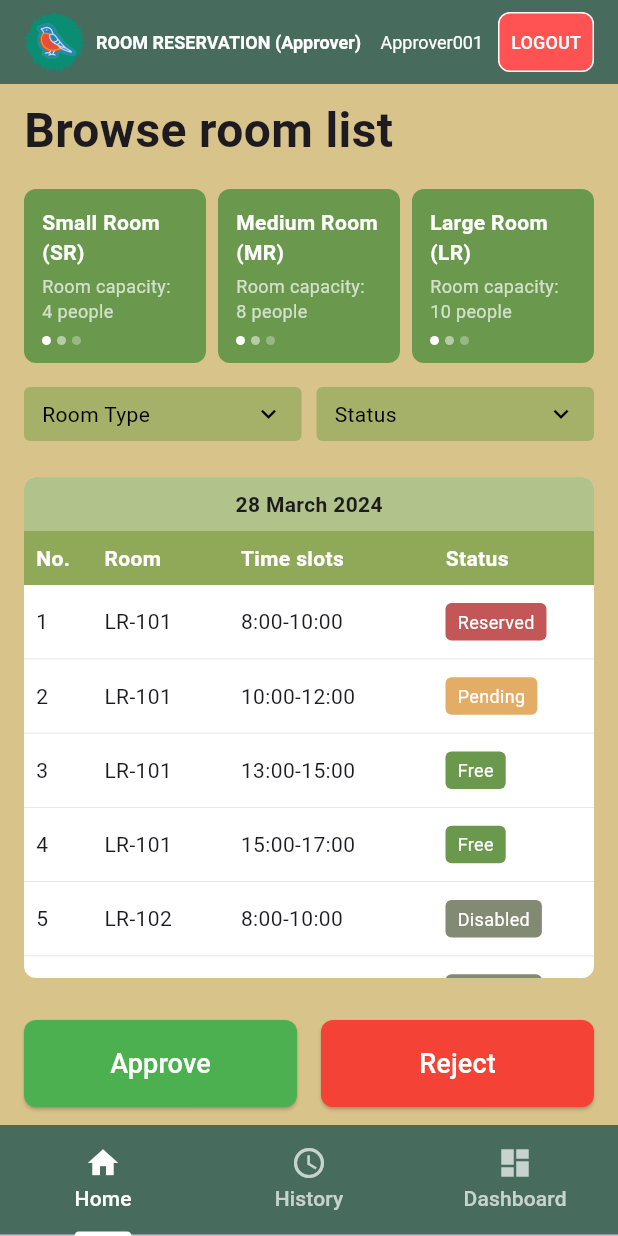
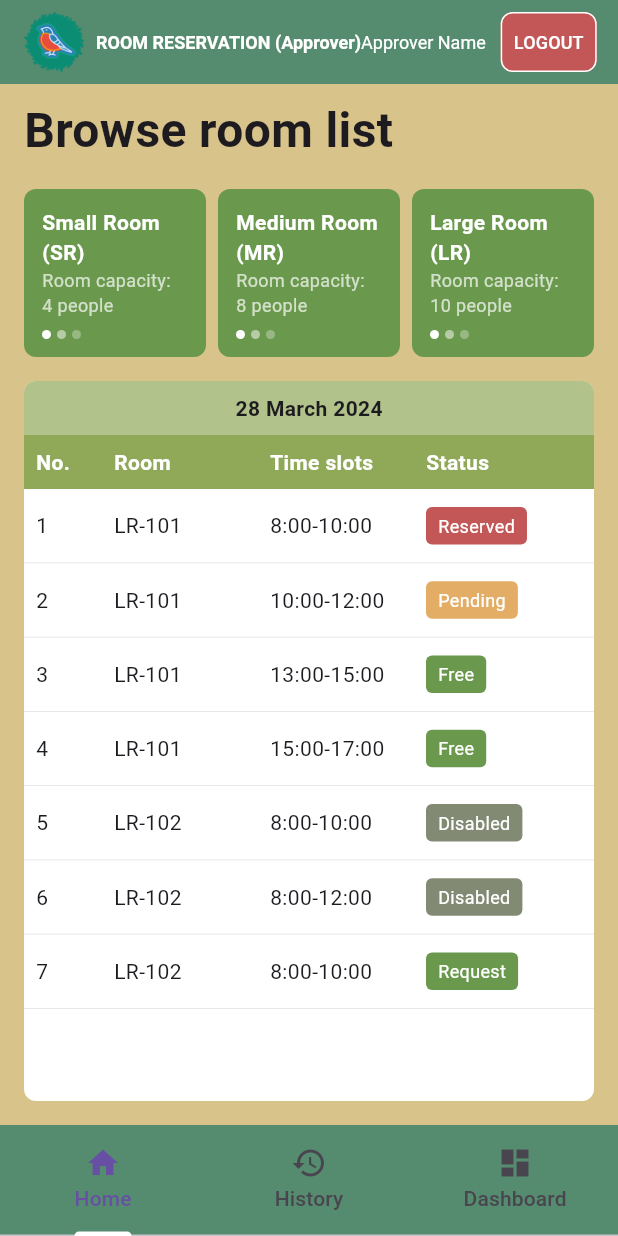
Before and after one commit to 6631501042/mobile_project, a Flutter app: the BrowseRoomListApprover screen opened directly, on a phone screen of 412 x 824 dp. Run offline on Flutter 3.47's test engine with Material 3 defaults, Android fonts, the light colour scheme and no system bars.

Commit message:
Fix UI On Browse room list Page and delete button approve/reject on approver

```diff
--- a/lib/approver/browse_room_list_approver.dart
+++ b/lib/approver/browse_room_list_approver.dart
@@ -1,30 +1,70 @@
 import 'package:flutter/material.dart';
-import '../models/room_data.dart'; // Import necessary for UserRole enum
-import '../screens/base_browse_screen.dart'; // Import BaseBrowseScreen
+import '../models/room_data.dart';
+import '../screens/base_browse_screen.dart';
 
-// คลาสหลักสำหรับหน้า Approver Role
+// --- Placeholder Widgets for Tabs ---
+
+class HistoryTab extends StatelessWidget {
+  const HistoryTab({super.key});
+  @override
+  Widget build(BuildContext context) {
+    return const Center(child: Text('History Tab Content (Approver)'));
+  }
+}
+
+class DashboardTab extends StatelessWidget {
+  const DashboardTab({super.key});
+  @override
+  Widget build(BuildContext context) {
+    // 🛑 ห่อด้วย SingleChildScrollView เพื่อแก้ไขปัญหา Overflow
+    return const SingleChildScrollView(
+        padding: EdgeInsets.all(16.0),
+        child: Column(
+          children: [
+            Text('Dashboard Tab Content (Approver)', style: TextStyle(fontSize: 24, fontWeight: FontWeight.bold)),
+            SizedBox(height: 2000), // Mock content to ensure scrolling works
+            Text('End of Dashboard'),
+          ],
+        ));
+  }
+}
+
+class HomeTabApprover extends StatelessWidget {
+  final String userName;
+  const HomeTabApprover({super.key, required this.userName});
+
+  // 🛑 ไม่จำเป็นต้องมี _buildActionButtons() หรือการส่งค่า actionButtons: null อีกต่อไป
+
+  @override
+  Widget build(BuildContext context) {
+    return BaseBrowseScreen(
+      userRole: UserRole.approver,
+      userName: userName,
+      // 🛑 ลบ actionButtons: null, ออกไป
+    );
+  }
+}
+
+// --- Main Screen ---
+
 class BrowseRoomListApprover extends StatefulWidget {
   const BrowseRoomListApprover({super.key});
-
   @override
   State<BrowseRoomListApprover> createState() => _BrowseRoomListApproverState();
 }
 
 class _BrowseRoomListApproverState extends State<BrowseRoomListApprover> {
-  final String userName = 'Approver001'; // สมมติชื่อผู้ใช้
-
-  // กำหนดสีหลักของ Role นี้
-  static const Color _primaryColor = Color(0xFF476C5E);
-  static const Color _baseColor = Color(0xFFD8C38A);
-  static const Color _logoutColor = Colors.redAccent;
+  final String userName = 'Approver Name';
+  static const Color _primaryColor = Color(0xFF558B6E); // Logo / Text color
+  static const Color _baseColor = Color(0xFFD8C38A); // Background color
+  static const Color _logoutColor = Color(0xFFC35757); // Logout Color
 
   @override
   Widget build(BuildContext context) {
     return DefaultTabController(
-      length: 3, // Home, History, Dashboard
+      length: 3,
       child: Scaffold(
         backgroundColor: _baseColor,
-
       // --- Custom AppBar ---
         appBar: AppBar(
           automaticallyImplyLeading: false,
@@ -77,19 +117,21 @@ class _BrowseRoomListApproverState extends State<BrowseRoomListApprover> {
               ),
             ],
           ),
-          // ⚠️ ไม่มี PreferredSize ด้านล่าง
+          // ⚠️ ไม่มี PreferredSize ด้านล่าง (แก้ไขตามที่คุณต้องการ)
         ),
 
         // --- TabBarView ---
-        body: TabBarView(
+        body: SafeArea(
+          child: TabBarView(
             children: [
-            // 1. Home Tab: Browse Room List + Approve/Reject
-            HomeTab(userName: userName),
+              // 1. Home Tab: Browse Room List (No action buttons now)
+              HomeTabApprover(userName: userName),
               // 2. History Tab:
               const HistoryTab(),
               // 3. Dashboard Tab:
               const DashboardTab(),
             ],
+          ),
         ),
 
         // --- Bottom Navigation Bar (TabBar) ---
@@ -97,11 +139,9 @@ class _BrowseRoomListApproverState extends State<BrowseRoomListApprover> {
           color: _primaryColor,
           child: const TabBar(
             indicatorColor: Colors.white,
-            labelColor: Colors.white,
-            unselectedLabelColor: Colors.white70,
             tabs: [
               Tab(icon: Icon(Icons.home), text: 'Home'),
-              Tab(icon: Icon(Icons.schedule), text: 'History'),
+              Tab(icon: Icon(Icons.history), text: 'History'),
               Tab(icon: Icon(Icons.dashboard), text: 'Dashboard'),
             ],
           ),
@@ -110,167 +150,3 @@ class _BrowseRoomListApproverState extends State<BrowseRoomListApprover> {
     );
   }
 }
-
-// ==========================
-// 1. Home Tab (Browse Room List + Approve/Reject)
-// ==========================
-class HomeTab extends StatelessWidget {
-  final String userName;
-  const HomeTab({super.key, required this.userName});
-
-  // ปุ่ม Approve และ Reject สำหรับ Approver
-  Widget _buildActionButtons() {
-    const Color approveColor = Colors.green;
-    const Color rejectColor = Colors.red;
-
-    return Padding(
-      padding: const EdgeInsets.symmetric(horizontal: 16.0, vertical: 12.0),
-      child: Row(
-        mainAxisAlignment: MainAxisAlignment.spaceEvenly,
-        children: [
-          Expanded(
-            child: Padding(
-              padding: const EdgeInsets.only(right: 8.0),
-              child: ElevatedButton(
-                onPressed: () {},
-                style: ElevatedButton.styleFrom(
-                  backgroundColor: approveColor,
-                  padding: const EdgeInsets.symmetric(vertical: 16),
-                  shape: RoundedRectangleBorder(borderRadius: BorderRadius.circular(8)),
-                ),
-                child: const Text('Approve', style: TextStyle(color: Colors.white, fontSize: 18)),
-              ),
-            ),
-          ),
-          Expanded(
-            child: Padding(
-              padding: const EdgeInsets.only(left: 8.0),
-              child: ElevatedButton(
-                onPressed: () {},
-                style: ElevatedButton.styleFrom(
-                  backgroundColor: rejectColor,
-                  padding: const EdgeInsets.symmetric(vertical: 16),
-                  shape: RoundedRectangleBorder(borderRadius: BorderRadius.circular(8)),
-                ),
-                child: const Text('Reject', style: TextStyle(color: Colors.white, fontSize: 18)),
-              ),
-            ),
-          ),
-        ],
-      ),
-    );
-  }
-
-  @override
-  Widget build(BuildContext context) {
-    return BaseBrowseScreen(
-      userRole: UserRole.approver,
-      userName: userName,
-      actionButtons: _buildActionButtons(),
-    );
-  }
-}
-
-// ==========================
-// 2. History Tab
-// ==========================
-class HistoryTab extends StatelessWidget {
-  const HistoryTab({super.key});
-
-  @override
-  Widget build(BuildContext context) {
-    return const Center(
-      child: Text(
-        'Approval History',
-        style: TextStyle(fontSize: 20, fontWeight: FontWeight.bold),
-      ),
-    );
-  }
-}
-
-// ==========================
-// 3. Dashboard Tab (โครงสร้างเดียวกับ Staff)
-// ==========================
-class DashboardTab extends StatelessWidget {
-  const DashboardTab({super.key});
-
-  @override
-  Widget build(BuildContext context) {
-    return SingleChildScrollView(
-      child: Center(
-        child: Column(
-          children: [
-            const SizedBox(height: 30),
-            const Text(
-              'Dashboard',
-              style: TextStyle(fontSize: 32, fontWeight: FontWeight.bold),
-            ),
-            const SizedBox(height: 10),
-            const Text(
-              '20',
-              style: TextStyle(fontSize: 28, fontWeight: FontWeight.bold),
-            ),
-            const SizedBox(height: 30),
-            Padding(
-              padding: const EdgeInsets.symmetric(horizontal: 40),
-              child: GridView.count(
-                shrinkWrap: true,
-                physics: const NeverScrollableScrollPhysics(),
-                crossAxisCount: 2,
-                crossAxisSpacing: 5,
-                mainAxisSpacing: 5,
-                children: [
-                  _card(
-                    'assets/images/free.png',
-                    'Free Slots',
-                    '5',
-                    Colors.greenAccent[100]!,
-                  ),
-                  _card(
-                    'assets/images/pending.png',
-                    'Pending Slots',
-                    '5',
-                    Colors.amberAccent[100]!,
-                  ),
-                  _card(
-                    'assets/images/reserve.png',
-                    'Reserved Slots',
-                    '7',
-                    Colors.blueAccent[100]!,
-                  ),
-                  _card(
-                    'assets/images/disable.png',
-                    'Disabled Rooms',
-                    '3',
-                    Colors.redAccent[100]!,
-                  ),
-                ],
-              ),
-            ),
-             const SizedBox(height: 30),
-          ],
-        ),
-      ),
-    );
-  }
-
-  Widget _card(String img, String title, String value, Color color) {
-    return Card(
-      color: color,
-      elevation: 4,
-      child: InkWell(
-        child: Center(
-          child: Column(
-            mainAxisAlignment: MainAxisAlignment.center,
-            children: [
-              Image.asset(img, height: 60, fit: BoxFit.cover),
-              const SizedBox(height: 10),
-              Text(title, style: const TextStyle(fontSize: 16)),
-              Text(value, style: const TextStyle(fontSize: 16)),
-            ],
-          ),
-        ),
-      ),
-    );
-  }
-}
--- a/lib/screens/base_browse_screen.dart
+++ b/lib/screens/base_browse_screen.dart
@@ -1,18 +1,16 @@
 import 'package:flutter/material.dart';
-import '../models/room_data.dart'; // แก้ไข Path แล้ว
+import '../models/room_data.dart';
 
 class BaseBrowseScreen extends StatelessWidget {
   final UserRole userRole;
   final String userName;
   final Widget? actionButtons; // ปุ่ม Add/Edit / Reserve / Approve-Reject
-  // final Widget? bottomNavBar; // ไม่จำเป็นต้องใช้ เพราะ Scaffold หลักจัดการแล้ว
 
   const BaseBrowseScreen({
     super.key,
     required this.userRole,
     required this.userName,
     this.actionButtons,
-    // this.bottomNavBar, // ลบออกจาก constructor
   });
 
   // ข้อมูลจำลอง (Mock Data)
@@ -27,30 +25,23 @@ class BaseBrowseScreen extends StatelessWidget {
   ];
 
   // กำหนดสี
-  // ⚠️ หมายเหตุ: สีเหล่านี้ควรถูกกำหนดในไฟล์หลัก (Approver, Staff) เพื่อความเป็นระเบียบ
-  // แต่ถูกเก็บไว้ที่นี่ชั่วคราวเพื่อรันโค้ด
   static const Color _cardColor = Color(0xFF6A994E);
   static const Color _tableHeaderColor = Color(0xFF90A959);
 
   @override
   Widget build(BuildContext context) {
-    // ⚠️ BaseBrowseScreen ควร return แค่เนื้อหา (Content)
-    // ลบ Scaffold, AppBar และ SafeArea ออก
-
     return Column(
       crossAxisAlignment: CrossAxisAlignment.start,
       children: [
-        // ⚠️ ลบ _buildHeader(appBarTitle) ที่มี Logo/Logout ซ้ำซ้อนออก
-
         const Padding(
           padding: EdgeInsets.only(top: 8.0, bottom: 8.0, left: 16.0),
           child: Text(
-            'Browse room list', // ใช้หัวข้อหลักนี้แทน
+            'Browse room list',
             style: TextStyle(fontSize: 32, fontWeight: FontWeight.bold),
           ),
         ),
         _buildRoomTypeCards(),
-        _buildFilterRow(),
+        // 🛑 ลบ _buildFilterRow() ออกตามความต้องการ
         Expanded(
           child: _buildRoomListTable(),
         ),
@@ -59,7 +50,7 @@ class BaseBrowseScreen extends StatelessWidget {
     );
   }
 
-  // ⚠️ ลบ _buildHeader ออก
+  // --- Widgets ย่อยที่ใช้ร่วมกัน ---
 
   Widget _buildRoomTypeCards() {
     return Padding(
@@ -79,6 +70,8 @@ class BaseBrowseScreen extends StatelessWidget {
 
   Widget _buildRoomCard(String title, String subtitle) {
     return Expanded(
+      child: ConstrainedBox( // 🛑 ใช้ ConstrainedBox เพื่อกำหนดความสูงขั้นต่ำ
+        constraints: const BoxConstraints(minHeight: 100),
         child: Container(
           padding: const EdgeInsets.all(12),
           decoration: BoxDecoration(
@@ -87,12 +80,15 @@ class BaseBrowseScreen extends StatelessWidget {
           ),
           child: Column(
             crossAxisAlignment: CrossAxisAlignment.start,
+            mainAxisAlignment: MainAxisAlignment.spaceBetween, // 🛑 จัดให้เนื้อหากระจายตามความสูง
             children: [
               Text(
                 title,
                 style: const TextStyle(color: Colors.white, fontWeight: FontWeight.bold),
               ),
-            const SizedBox(height: 4),
+              Column(
+                crossAxisAlignment: CrossAxisAlignment.start,
+                children: [
                   Text(
                     subtitle,
                     style: const TextStyle(color: Colors.white70, fontSize: 12),
@@ -106,6 +102,9 @@ class BaseBrowseScreen extends StatelessWidget {
                     ],
                   ),
                 ],
+              ),
+            ],
+          ),
         ),
       ),
     );
@@ -123,46 +122,12 @@ class BaseBrowseScreen extends StatelessWidget {
     );
   }
 
-  Widget _buildFilterRow() {
-    return Padding(
-      padding: const EdgeInsets.symmetric(horizontal: 16.0, vertical: 8.0),
-      child: Row(
-        children: [
-          Expanded(
-            child: _buildFilterButton('Room Type'),
-          ),
-          const SizedBox(width: 10),
-          Expanded(
-            child: _buildFilterButton('Status'),
-          ),
-        ],
-      ),
-    );
-  }
-
-  Widget _buildFilterButton(String title) {
-    return Container(
-      padding: const EdgeInsets.symmetric(horizontal: 12, vertical: 8),
-      decoration: BoxDecoration(
-        color: _tableHeaderColor.withOpacity(0.7),
-        borderRadius: BorderRadius.circular(4),
-      ),
-      child: Row(
-        mainAxisAlignment: MainAxisAlignment.spaceBetween,
-        children: [
-          Text(
-            title,
-            style: const TextStyle(color: Colors.black, fontSize: 14),
-          ),
-          const Icon(Icons.keyboard_arrow_down, color: Colors.black, size: 20),
-        ],
-      ),
-    );
-  }
+  // 🛑 ลบ _buildFilterRow และ _buildFilterButton ออกไปทั้งหมด
 
   Widget _buildRoomListTable() {
     return Container(
-      margin: const EdgeInsets.all(16.0),
+      // 🛑 ปรับ Margin ด้านบนจาก all(16.0) เป็น fromLTRB(16.0, 8.0, 16.0, 16.0) เพื่อให้ List Table เลื่อนขึ้น
+      margin: const EdgeInsets.fromLTRB(16.0, 8.0, 16.0, 16.0),
       decoration: BoxDecoration(
         color: Colors.white,
         borderRadius: BorderRadius.circular(8),
@@ -191,7 +156,7 @@ class BaseBrowseScreen extends StatelessWidget {
               children: [
                 Expanded(flex: 1, child: Text('No.', style: TextStyle(color: Colors.white, fontWeight: FontWeight.bold))),
                 Expanded(flex: 2, child: Text('Room', style: TextStyle(color: Colors.white, fontWeight: FontWeight.bold))),
-                Expanded(flex: 3, child: Text('Time slots', style: TextStyle(color: Colors.white, fontWeight: FontWeight.bold))),
+                Expanded(flex: 2, child: Text('Time slots', style: TextStyle(color: Colors.white, fontWeight: FontWeight.bold))), // Flex 2 เพื่อแก้ปัญหาล้นจอ
                 Expanded(flex: 2, child: Text('Status', style: TextStyle(color: Colors.white, fontWeight: FontWeight.bold))),
               ],
             ),
@@ -219,7 +184,7 @@ class BaseBrowseScreen extends StatelessWidget {
         children: [
           Expanded(flex: 1, child: Text('${slot.no}')),
           Expanded(flex: 2, child: Text(slot.room)),
-          Expanded(flex: 3, child: Text(slot.timeSlots)),
+          Expanded(flex: 2, child: Text(slot.timeSlots)), // Flex 2 ให้ตรงกับ Header
           Expanded(
             flex: 2,
             child: Align(
```
Also changed, not shown: lib/main.dart (+4 -4 lines). Lines whose indentation alone changed are shown as unchanged.
